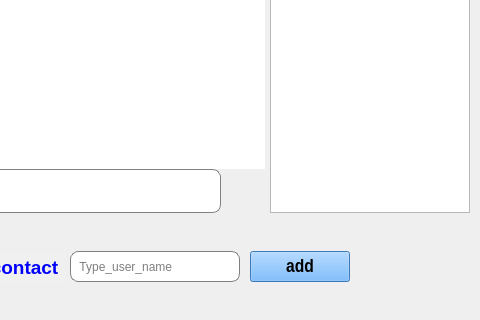
The window that jamin-gram/chat.ui (raminLgh/jamin-gram) describes before a commit, drawn with Qt 5; both pictures show x 220 to 700 and y 280 to 600 of the 700 by 600 pixel window.
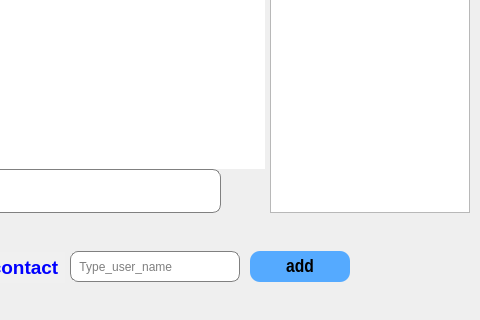
The same window after the commit. Icons and pictures are not drawn.

Patch:
```diff
--- a/jamin-gram/chat.ui
+++ b/jamin-gram/chat.ui
@@ -268,6 +268,7 @@
      <font>
       <family>Arial Narrow</family>
       <pointsize>14</pointsize>
+      <weight>75</weight>
       <bold>true</bold>
      </font>
     </property>
@@ -275,6 +276,7 @@
      <string notr="true">QPushButton{
 background-color: rgb(85, 170, 255);
 font-size:14pt;
+border-radius:10px;
 }</string>
     </property>
     <property name="text">
```
Left out of the diff: 11 changed lines with no effect on the pictures.
